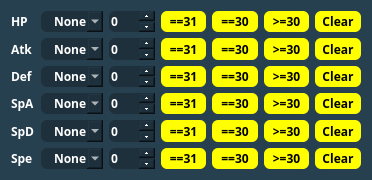
Old version of the form Forms/Controls/IVFilter.ui in the repository Admiral-Fish/PokeFinder.
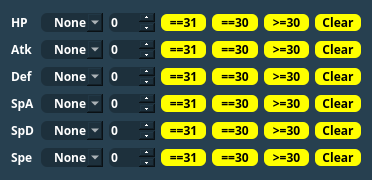
New version of the form. Custom widgets are drawn as their Qt base class.

The edit to the form file:
```diff
--- a/Forms/Controls/IVFilter.ui
+++ b/Forms/Controls/IVFilter.ui
@@ -91,7 +91,7 @@
    <item row="0" column="0">
     <widget class="Label" name="hpLabel">
      <property name="sizePolicy">
-      <sizepolicy hsizetype="Fixed" vsizetype="Preferred">
+      <sizepolicy hsizetype="Fixed" vsizetype="Fixed">
        <horstretch>0</horstretch>
        <verstretch>0</verstretch>
       </sizepolicy>
@@ -117,7 +117,7 @@
    <item row="0" column="1">
     <widget class="QComboBox" name="comboBoxHP">
      <property name="sizePolicy">
-      <sizepolicy hsizetype="Preferred" vsizetype="Preferred">
+      <sizepolicy hsizetype="Preferred" vsizetype="Fixed">
        <horstretch>0</horstretch>
        <verstretch>0</verstretch>
       </sizepolicy>
@@ -174,7 +174,7 @@
    <item row="0" column="2">
     <widget class="QSpinBox" name="spinBoxHP">
      <property name="sizePolicy">
-      <sizepolicy hsizetype="Preferred" vsizetype="Preferred">
+      <sizepolicy hsizetype="Preferred" vsizetype="Fixed">
        <horstretch>0</horstretch>
        <verstretch>0</verstretch>
       </sizepolicy>
@@ -194,7 +194,7 @@
    <item row="0" column="3">
     <widget class="QPushButton" name="pushButton31HP">
      <property name="sizePolicy">
-      <sizepolicy hsizetype="Preferred" vsizetype="Preferred">
+      <sizepolicy hsizetype="Preferred" vsizetype="Fixed">
        <horstretch>0</horstretch>
        <verstretch>0</verstretch>
       </sizepolicy>
@@ -214,7 +214,7 @@
    <item row="0" column="4">
     <widget class="QPushButton" name="pushButton30HP">
      <property name="sizePolicy">
-      <sizepolicy hsizetype="Preferred" vsizetype="Preferred">
+      <sizepolicy hsizetype="Preferred" vsizetype="Fixed">
        <horstretch>0</horstretch>
        <verstretch>0</verstretch>
       </sizepolicy>
@@ -234,7 +234,7 @@
    <item row="0" column="5">
     <widget class="QPushButton" name="pushButtonG30HP">
      <property name="sizePolicy">
-      <sizepolicy hsizetype="Preferred" vsizetype="Preferred">
+      <sizepolicy hsizetype="Preferred" vsizetype="Fixed">
        <horstretch>0</horstretch>
        <verstretch>0</verstretch>
       </sizepolicy>
@@ -254,7 +254,7 @@
    <item row="0" column="6">
     <widget class="QPushButton" name="pushButtonClearHP">
      <property name="sizePolicy">
-      <sizepolicy hsizetype="Preferred" vsizetype="Preferred">
+      <sizepolicy hsizetype="Preferred" vsizetype="Fixed">
        <horstretch>0</horstretch>
        <verstretch>0</verstretch>
       </sizepolicy>
@@ -274,7 +274,7 @@
    <item row="1" column="0">
     <widget class="Label" name="atkLabel">
      <property name="sizePolicy">
-      <sizepolicy hsizetype="Fixed" vsizetype="Preferred">
+      <sizepolicy hsizetype="Fixed" vsizetype="Fixed">
        <horstretch>0</horstretch>
        <verstretch>0</verstretch>
       </sizepolicy>
@@ -294,7 +294,7 @@
    <item row="1" column="1">
     <widget class="QComboBox" name="comboBoxAtk">
      <property name="sizePolicy">
-      <sizepolicy hsizetype="Preferred" vsizetype="Preferred">
+      <sizepolicy hsizetype="Preferred" vsizetype="Fixed">
        <horstretch>0</horstretch>
        <verstretch>0</verstretch>
       </sizepolicy>
@@ -351,7 +351,7 @@
    <item row="1" column="2">
     <widget class="QSpinBox" name="spinBoxAtk">
      <property name="sizePolicy">
-      <sizepolicy hsizetype="Preferred" vsizetype="Preferred">
+      <sizepolicy hsizetype="Preferred" vsizetype="Fixed">
        <horstretch>0</horstretch>
        <verstretch>0</verstretch>
       </sizepolicy>
@@ -371,7 +371,7 @@
    <item row="1" column="3">
     <widget class="QPushButton" name="pushButton31Atk">
      <property name="sizePolicy">
-      <sizepolicy hsizetype="Preferred" vsizetype="Preferred">
+      <sizepolicy hsizetype="Preferred" vsizetype="Fixed">
        <horstretch>0</horstretch>
        <verstretch>0</verstretch>
       </sizepolicy>
@@ -391,7 +391,7 @@
    <item row="1" column="4">
     <widget class="QPushButton" name="pushButton30Atk">
      <property name="sizePolicy">
-      <sizepolicy hsizetype="Preferred" vsizetype="Preferred">
+      <sizepolicy hsizetype="Preferred" vsizetype="Fixed">
        <horstretch>0</horstretch>
        <verstretch>0</verstretch>
       </sizepolicy>
@@ -411,7 +411,7 @@
    <item row="1" column="5">
     <widget class="QPushButton" name="pushButtonG30Atk">
      <property name="sizePolicy">
-      <sizepolicy hsizetype="Preferred" vsizetype="Preferred">
+      <sizepolicy hsizetype="Preferred" vsizetype="Fixed">
        <horstretch>0</horstretch>
        <verstretch>0</verstretch>
       </sizepolicy>
@@ -431,7 +431,7 @@
    <item row="1" column="6">
     <widget class="QPushButton" name="pushButtonClearAtk">
      <property name="sizePolicy">
-      <sizepolicy hsizetype="Preferred" vsizetype="Preferred">
+      <sizepolicy hsizetype="Preferred" vsizetype="Fixed">
        <horstretch>0</horstretch>
        <verstretch>0</verstretch>
       </sizepolicy>
@@ -451,7 +451,7 @@
    <item row="2" column="0">
     <widget class="Label" name="defLabel">
      <property name="sizePolicy">
-      <sizepolicy hsizetype="Fixed" vsizetype="Preferred">
+      <sizepolicy hsizetype="Fixed" vsizetype="Fixed">
        <horstretch>0</horstretch>
        <verstretch>0</verstretch>
       </sizepolicy>
@@ -471,7 +471,7 @@
    <item row="2" column="1">
     <widget class="QComboBox" name="comboBoxDef">
      <property name="sizePolicy">
-      <sizepolicy hsizetype="Preferred" vsizetype="Preferred">
+      <sizepolicy hsizetype="Preferred" vsizetype="Fixed">
        <horstretch>0</horstretch>
        <verstretch>0</verstretch>
       </sizepolicy>
@@ -528,7 +528,7 @@
    <item row="2" column="2">
     <widget class="QSpinBox" name="spinBoxDef">
      <property name="sizePolicy">
-      <sizepolicy hsizetype="Preferred" vsizetype="Preferred">
+      <sizepolicy hsizetype="Preferred" vsizetype="Fixed">
        <horstretch>0</horstretch>
        <verstretch>0</verstretch>
       </sizepolicy>
@@ -548,7 +548,7 @@
    <item row="2" column="3">
     <widget class="QPushButton" name="pushButton31Def">
      <property name="sizePolicy">
-      <sizepolicy hsizetype="Preferred" vsizetype="Preferred">
+      <sizepolicy hsizetype="Preferred" vsizetype="Fixed">
        <horstretch>0</horstretch>
        <verstretch>0</verstretch>
       </sizepolicy>
@@ -568,7 +568,7 @@
    <item row="2" column="4">
     <widget class="QPushButton" name="pushButton30Def">
      <property name="sizePolicy">
-      <sizepolicy hsizetype="Preferred" vsizetype="Preferred">
+      <sizepolicy hsizetype="Preferred" vsizetype="Fixed">
        <horstretch>0</horstretch>
        <verstretch>0</verstretch>
       </sizepolicy>
@@ -588,7 +588,7 @@
    <item row="2" column="5">
     <widget class="QPushButton" name="pushButtonG30Def">
      <property name="sizePolicy">
-      <sizepolicy hsizetype="Preferred" vsizetype="Preferred">
+      <sizepolicy hsizetype="Preferred" vsizetype="Fixed">
        <horstretch>0</horstretch>
        <verstretch>0</verstretch>
       </sizepolicy>
@@ -608,7 +608,7 @@
    <item row="2" column="6">
     <widget class="QPushButton" name="pushButtonClearDef">
      <property name="sizePolicy">
-      <sizepolicy hsizetype="Preferred" vsizetype="Preferred">
+      <sizepolicy hsizetype="Preferred" vsizetype="Fixed">
        <horstretch>0</horstretch>
        <verstretch>0</verstretch>
       </sizepolicy>
@@ -628,7 +628,7 @@
    <item row="3" column="0">
     <widget class="Label" name="spaLabel">
      <property name="sizePolicy">
-      <sizepolicy hsizetype="Fixed" vsizetype="Preferred">
+      <sizepolicy hsizetype="Fixed" vsizetype="Fixed">
        <horstretch>0</horstretch>
        <verstretch>0</verstretch>
       </sizepolicy>
@@ -648,7 +648,7 @@
    <item row="3" column="1">
     <widget class="QComboBox" name="comboBoxSpA">
      <property name="sizePolicy">
-      <sizepolicy hsizetype="Preferred" vsizetype="Preferred">
+      <sizepolicy hsizetype="Preferred" vsizetype="Fixed">
        <horstretch>0</horstretch>
        <verstretch>0</verstretch>
       </sizepolicy>
@@ -705,7 +705,7 @@
    <item row="3" column="2">
     <widget class="QSpinBox" name="spinBoxSpA">
      <property name="sizePolicy">
-      <sizepolicy hsizetype="Preferred" vsizetype="Preferred">
+      <sizepolicy hsizetype="Preferred" vsizetype="Fixed">
        <horstretch>0</horstretch>
        <verstretch>0</verstretch>
       </sizepolicy>
@@ -725,7 +725,7 @@
    <item row="3" column="3">
     <widget class="QPushButton" name="pushButton31SpA">
      <property name="sizePolicy">
-      <sizepolicy hsizetype="Preferred" vsizetype="Preferred">
+      <sizepolicy hsizetype="Preferred" vsizetype="Fixed">
        <horstretch>0</horstretch>
        <verstretch>0</verstretch>
       </sizepolicy>
@@ -745,7 +745,7 @@
    <item row="3" column="4">
     <widget class="QPushButton" name="pushButton30SpA">
      <property name="sizePolicy">
-      <sizepolicy hsizetype="Preferred" vsizetype="Preferred">
+      <sizepolicy hsizetype="Preferred" vsizetype="Fixed">
        <horstretch>0</horstretch>
        <verstretch>0</verstretch>
       </sizepolicy>
@@ -765,7 +765,7 @@
    <item row="3" column="5">
     <widget class="QPushButton" name="pushButtonG30SpA">
      <property name="sizePolicy">
-      <sizepolicy hsizetype="Preferred" vsizetype="Preferred">
+      <sizepolicy hsizetype="Preferred" vsizetype="Fixed">
        <horstretch>0</horstretch>
        <verstretch>0</verstretch>
       </sizepolicy>
@@ -785,7 +785,7 @@
    <item row="3" column="6">
     <widget class="QPushButton" name="pushButtonClearSpA">
      <property name="sizePolicy">
-      <sizepolicy hsizetype="Preferred" vsizetype="Preferred">
+      <sizepolicy hsizetype="Preferred" vsizetype="Fixed">
        <horstretch>0</horstretch>
        <verstretch>0</verstretch>
       </sizepolicy>
@@ -805,7 +805,7 @@
    <item row="4" column="0">
     <widget class="Label" name="spdLabel">
      <property name="sizePolicy">
-      <sizepolicy hsizetype="Fixed" vsizetype="Preferred">
+      <sizepolicy hsizetype="Fixed" vsizetype="Fixed">
        <horstretch>0</horstretch>
        <verstretch>0</verstretch>
       </sizepolicy>
@@ -825,7 +825,7 @@
    <item row="4" column="1">
     <widget class="QComboBox" name="comboBoxSpD">
      <property name="sizePolicy">
-      <sizepolicy hsizetype="Preferred" vsizetype="Preferred">
+      <sizepolicy hsizetype="Preferred" vsizetype="Fixed">
        <horstretch>0</horstretch>
        <verstretch>0</verstretch>
       </sizepolicy>
@@ -882,7 +882,7 @@
    <item row="4" column="2">
     <widget class="QSpinBox" name="spinBoxSpD">
      <property name="sizePolicy">
-      <sizepolicy hsizetype="Preferred" vsizetype="Preferred">
+      <sizepolicy hsizetype="Preferred" vsizetype="Fixed">
        <horstretch>0</horstretch>
        <verstretch>0</verstretch>
       </sizepolicy>
@@ -902,7 +902,7 @@
    <item row="4" column="3">
     <widget class="QPushButton" name="pushButton31SpD">
      <property name="sizePolicy">
-      <sizepolicy hsizetype="Preferred" vsizetype="Preferred">
+      <sizepolicy hsizetype="Preferred" vsizetype="Fixed">
        <horstretch>0</horstretch>
        <verstretch>0</verstretch>
       </sizepolicy>
@@ -922,7 +922,7 @@
    <item row="4" column="4">
     <widget class="QPushButton" name="pushButton30SpD">
      <property name="sizePolicy">
-      <sizepolicy hsizetype="Preferred" vsizetype="Preferred">
+      <sizepolicy hsizetype="Preferred" vsizetype="Fixed">
        <horstretch>0</horstretch>
        <verstretch>0</verstretch>
       </sizepolicy>
@@ -942,7 +942,7 @@
    <item row="4" column="5">
     <widget class="QPushButton" name="pushButtonG30SpD">
      <property name="sizePolicy">
-      <sizepolicy hsizetype="Preferred" vsizetype="Preferred">
+      <sizepolicy hsizetype="Preferred" vsizetype="Fixed">
        <horstretch>0</horstretch>
        <verstretch>0</verstretch>
       </sizepolicy>
@@ -962,7 +962,7 @@
    <item row="4" column="6">
     <widget class="QPushButton" name="pushButtonClearSpD">
      <property name="sizePolicy">
-      <sizepolicy hsizetype="Preferred" vsizetype="Preferred">
+      <sizepolicy hsizetype="Preferred" vsizetype="Fixed">
        <horstretch>0</horstretch>
        <verstretch>0</verstretch>
       </sizepolicy>
@@ -982,7 +982,7 @@
    <item row="5" column="0">
     <widget class="Label" name="speLabel">
      <property name="sizePolicy">
-      <sizepolicy hsizetype="Fixed" vsizetype="Preferred">
+      <sizepolicy hsizetype="Fixed" vsizetype="Fixed">
        <horstretch>0</horstretch>
        <verstretch>0</verstretch>
       </sizepolicy>
@@ -1002,7 +1002,7 @@
    <item row="5" column="1">
     <widget class="QComboBox" name="comboBoxSpe">
      <property name="sizePolicy">
-      <sizepolicy hsizetype="Preferred" vsizetype="Preferred">
+      <sizepolicy hsizetype="Preferred" vsizetype="Fixed">
        <horstretch>0</horstretch>
        <verstretch>0</verstretch>
       </sizepolicy>
@@ -1065,7 +1065,7 @@
    <item row="5" column="2">
     <widget class="QSpinBox" name="spinBoxSpe">
      <property name="sizePolicy">
-      <sizepolicy hsizetype="Preferred" vsizetype="Preferred">
+      <sizepolicy hsizetype="Preferred" vsizetype="Fixed">
        <horstretch>0</horstretch>
        <verstretch>0</verstretch>
       </sizepolicy>
@@ -1085,7 +1085,7 @@
    <item row="5" column="3">
     <widget class="QPushButton" name="pushButton31Spe">
      <property name="sizePolicy">
-      <sizepolicy hsizetype="Preferred" vsizetype="Preferred">
+      <sizepolicy hsizetype="Preferred" vsizetype="Fixed">
        <horstretch>0</horstretch>
        <verstretch>0</verstretch>
       </sizepolicy>
@@ -1105,7 +1105,7 @@
    <item row="5" column="4">
     <widget class="QPushButton" name="pushButton30Spe">
      <property name="sizePolicy">
-      <sizepolicy hsizetype="Preferred" vsizetype="Preferred">
+      <sizepolicy hsizetype="Preferred" vsizetype="Fixed">
        <horstretch>0</horstretch>
        <verstretch>0</verstretch>
       </sizepolicy>
@@ -1125,7 +1125,7 @@
    <item row="5" column="5">
     <widget class="QPushButton" name="pushButtonG30Spe">
      <property name="sizePolicy">
-      <sizepolicy hsizetype="Preferred" vsizetype="Preferred">
+      <sizepolicy hsizetype="Preferred" vsizetype="Fixed">
        <horstretch>0</horstretch>
        <verstretch>0</verstretch>
       </sizepolicy>
@@ -1145,7 +1145,7 @@
    <item row="5" column="6">
     <widget class="QPushButton" name="pushButtonClearSpe">
      <property name="sizePolicy">
-      <sizepolicy hsizetype="Preferred" vsizetype="Preferred">
+      <sizepolicy hsizetype="Preferred" vsizetype="Fixed">
        <horstretch>0</horstretch>
        <verstretch>0</verstretch>
       </sizepolicy>
```
